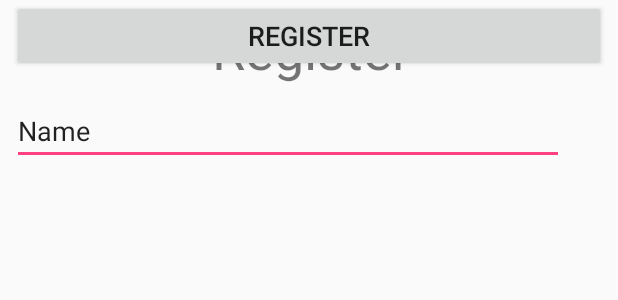
After one commit to Cepe6/bill-scanner, an Android app: the layout activity_register.xml on its own in the app's theme, with its tools: preview values and no code run, on a phone screen of 412 x 824 dp. The commit adds this screen. Shown: the top 300 px of the screen. Run offline under Robolectric (Android 15) with nearby library versions, the phone set to English and light mode, and no system bars.

Commit message:
Added login and register activites - WIP

```diff
--- a/app/src/main/java/com/example/lacho/billscanner/RecordData.java
+++ b/app/src/main/java/com/example/lacho/billscanner/RecordData.java
@@ -22,8 +22,8 @@ public class RecordData {
         billObj.setProducts(products);
         billObj.setTotalPrice(totalPrice);
 
-        AsyncAppData<Bill> myevents = mKinveyClient.appData("bills", Bill.class);
-        myevents.save(billObj, new KinveyClientCallback<Bill>() {
+        AsyncAppData<Bill> myEvents = mKinveyClient.appData("bills", Bill.class);
+        myEvents.save(billObj, new KinveyClientCallback<Bill>() {
             @Override
             public void onFailure(Throwable e) {
                 Log.e("TAG", "failed to save event data", e);
--- /dev/null
+++ b/app/src/main/res/layout/activity_register.xml
@@ -0,0 +1,72 @@
+<?xml version="1.0" encoding="utf-8"?>
+<android.support.constraint.ConstraintLayout xmlns:android="http://schemas.android.com/apk/res/android"
+    xmlns:app="http://schemas.android.com/apk/res-auto"
+    xmlns:tools="http://schemas.android.com/tools"
+    android:orientation="vertical"
+    android:layout_width="match_parent"
+    android:layout_height="match_parent">
+
+    <Button
+        android:id="@+id/register_btn"
+        android:layout_width="0dp"
+        android:layout_height="wrap_content"
+        android:layout_marginEnd="8dp"
+        android:layout_marginLeft="8dp"
+        android:layout_marginStart="8dp"
+        android:layout_marginTop="7dp"
+        android:text="Register"
+        android:textSize="18sp"
+        app:layout_constraintLeft_toLeftOf="parent"
+        app:layout_constraintRight_toRightOf="parent"
+        app:layout_constraintTop_toBottomOf="@+id/login_password"
+        tools:layout_constraintLeft_creator="1"
+        tools:layout_constraintRight_creator="1"
+        tools:layout_constraintTop_creator="1" />
+
+    <EditText
+        android:id="@+id/register_username"
+        android:layout_width="368dp"
+        android:layout_height="wrap_content"
+        android:ems="10"
+        android:inputType="textPersonName"
+        android:text="Name"
+        android:layout_marginTop="8dp"
+        android:layout_marginLeft="8dp"
+        app:layout_constraintLeft_toLeftOf="parent"
+        android:layout_marginRight="8dp"
+        app:layout_constraintRight_toRightOf="parent"
+        android:layout_marginStart="8dp"
+        android:layout_marginEnd="8dp"
+        app:layout_constraintTop_toBottomOf="@+id/textView2"
+        app:layout_constraintHorizontal_bias="0.0" />
+
+    <EditText
+        android:id="@+id/register_password"
+        android:layout_width="368dp"
+        android:layout_height="wrap_content"
+        android:layout_marginEnd="8dp"
+        android:layout_marginLeft="8dp"
+        android:layout_marginRight="8dp"
+        android:layout_marginStart="8dp"
+        android:layout_marginTop="1dp"
+        android:ems="10"
+        android:inputType="textPassword"
+        app:layout_constraintHorizontal_bias="1.0"
+        app:layout_constraintLeft_toLeftOf="parent"
+        app:layout_constraintRight_toRightOf="parent"
+        app:layout_constraintTop_toBottomOf="@+id/login_username" />
+
+    <TextView
+        android:id="@+id/textView2"
+        android:layout_width="wrap_content"
+        android:layout_height="wrap_content"
+        android:text="Register"
+        android:textSize="36sp"
+        android:layout_marginLeft="8dp"
+        app:layout_constraintLeft_toLeftOf="parent"
+        android:layout_marginRight="8dp"
+        app:layout_constraintRight_toRightOf="parent"
+        app:layout_constraintTop_toTopOf="parent"
+        android:layout_marginTop="8dp"
+        app:layout_constraintHorizontal_bias="0.504" />
+</android.support.constraint.ConstraintLayout>
--- a/app/src/main/res/values/strings.xml
+++ b/app/src/main/res/values/strings.xml
@@ -4,6 +4,6 @@
     <string name="app_key">kid_S1hTI48Wb</string>
     <string name="app_secret">0ac0cff45fc14f7281c6bfd2276a36d6</string>
     <string name="picture" />
-    <string name="useremail">vmladenov22@gmail.com</string>
+    <string name="username">bill-scanner</string>
     <string name="password">bill-scanner</string>
 </resources>
```
Also changed, not shown: app/src/main/java/com/example/lacho/billscanner/AccountActivity.java (+24 -0 lines), app/src/main/java/com/example/lacho/billscanner/MainActivity.java (+7 -12 lines), app/src/main/java/com/example/lacho/billscanner/accounts/LoginActivity.java (added, +36 -0 lines), app/src/main/java/com/example/lacho/billscanner/accounts/RegisterActivity.java (added, +19 -0 lines), app/src/main/res/layout/activity_login.xml (added, +85 -0 lines), 1 other file.
